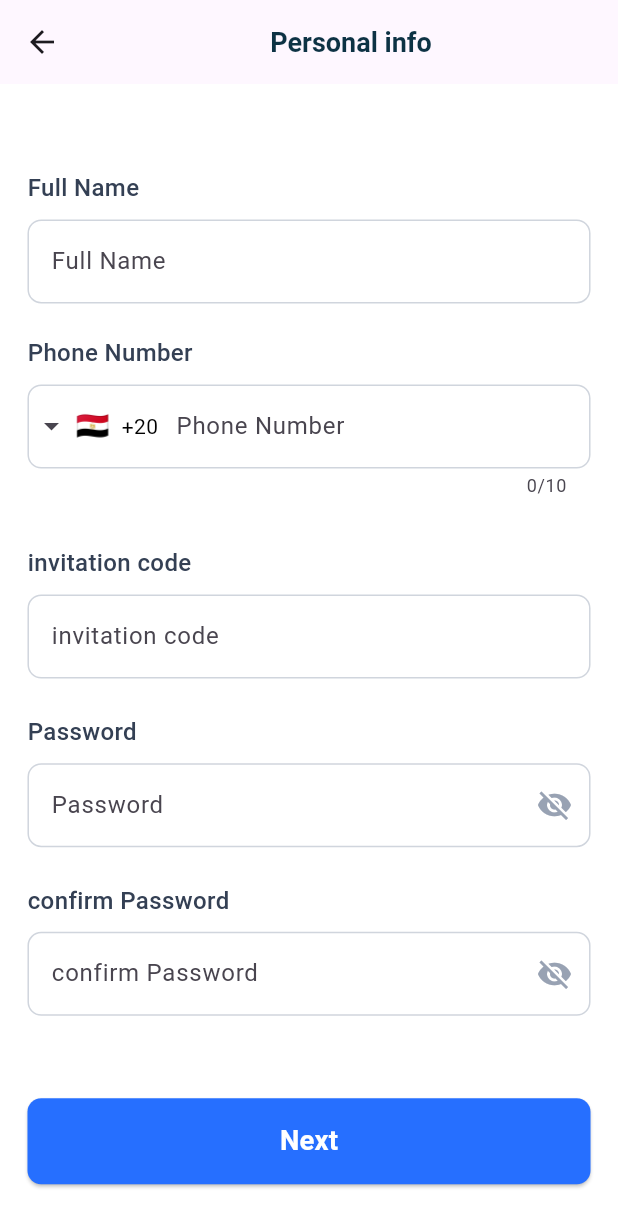
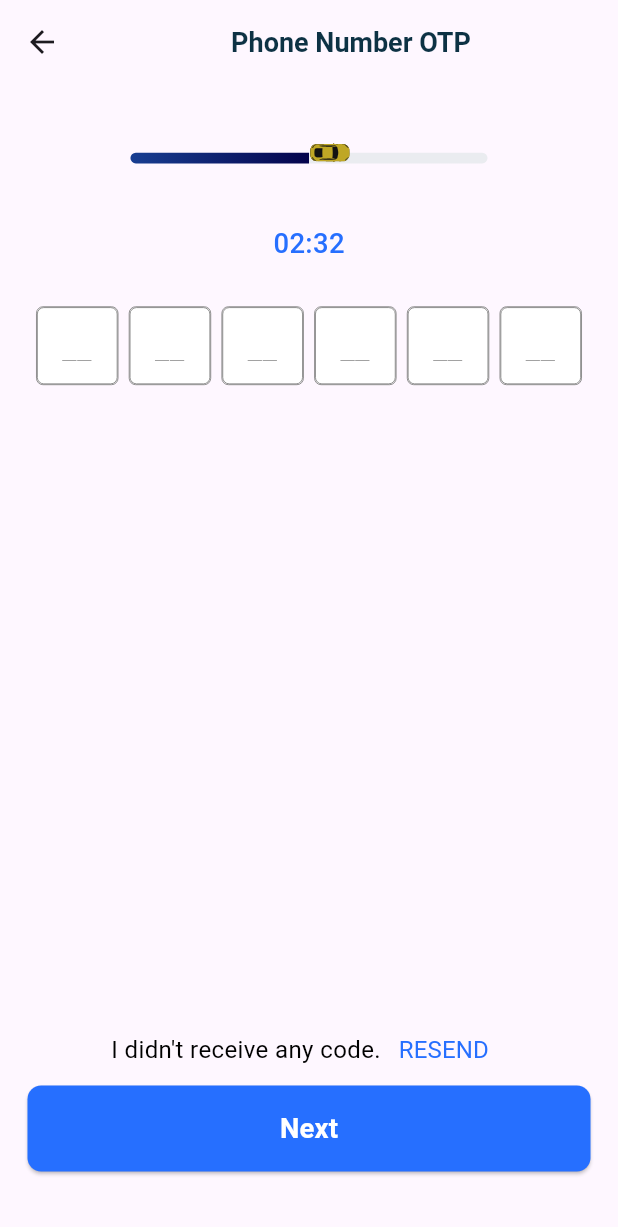
Before and after one commit to asmaaHasbo/Go-Car, a Flutter app: the SignUpScreen screen opened by its route, after a tap on "Next", on a phone screen of 412 x 824 dp. Shown: the top 1227 px of the screen. Run offline on Flutter 3.47's test engine with Material 3 defaults, Android fonts, the phone set to English and light mode, and no system bars; drawn by our look-alikes of intl_phone_field; our stand-ins replace flutter_screenutil, flutter_svg, google_fonts, shared_preferences; accounts and stored records are empty; Roboto replaces fonts that are missing (Cairo).

Commit message:
starting singUp screen💪

```diff
--- a/lib/core/routing/app_routers.dart
+++ b/lib/core/routing/app_routers.dart
@@ -1,6 +1,8 @@
 import 'package:flutter/material.dart';
 import 'package:go_car/core/routing/routes.dart';
 import 'package:go_car/features/auth/login_screen/login_screen.dart';
+import 'package:go_car/features/auth/sign_up_screen/congratulations_screen.dart';
+import 'package:go_car/features/auth/sign_up_screen/phone_number_otp.dart';
 import 'package:go_car/features/auth/sign_up_screen/sign_up_screen.dart';
 import 'package:go_car/features/home/home_screen.dart';
 import 'package:go_car/features/onboarding/onboarding_screen.dart';
@@ -20,6 +22,12 @@ class AppRouter {
       case Routes.signUp:
         return MaterialPageRoute(builder: (_) => SignUpScreen());
 
+      case Routes.phoneNumberOtp:
+        return MaterialPageRoute(builder: (_) => PhoneNumberOtp());
+
+        case Routes.congratulationsScreen:
+        return MaterialPageRoute(builder: (_) => CongratulationsScreen());
+
       default:
         // Unknown route
         return MaterialPageRoute(
--- a/lib/core/routing/routes.dart
+++ b/lib/core/routing/routes.dart
@@ -2,5 +2,8 @@ class Routes {
   static const String onboarding = '/onboarding';
   static const String login = '/login';
   static const String signUp = '/signUp';
+  static const String phoneNumberOtp = '/phoneNumberOtp';
+  static const String congratulationsScreen = '/CongratulationsScreen';
   static const String home = '/home';
+
 }
--- /dev/null
+++ b/lib/features/auth/sign_up_screen/congratulations_screen.dart
@@ -0,0 +1,45 @@
+import 'package:flutter/material.dart';
+import 'package:flutter_screenutil/flutter_screenutil.dart';
+
+class CongratulationsScreen extends StatelessWidget {
+  const CongratulationsScreen({super.key});
+
+  @override
+  Widget build(BuildContext context) {
+    return Scaffold(
+      backgroundColor: Colors.white,
+      body: Center(
+        child: Column(
+          mainAxisAlignment: MainAxisAlignment.center,
+         crossAxisAlignment: CrossAxisAlignment.center,
+          children: [
+            Image.asset(
+              'assets/images/congratulation_screen.png',
+              width: 295,
+              height: 200,
+            ),
+            SizedBox(height: 30.h,),
+            Text(
+              'Congratulations Rania Ali!!',
+              style: TextStyle(
+                fontSize: 20.sp,
+                fontWeight: FontWeight.w700,
+                color: Color(0xFF0D3244),
+              ),
+            ),
+            SizedBox(height: 10.h),
+            Text(
+              'You successfully did it and joined us ',
+              style: TextStyle(
+                fontSize: 16.sp,
+                fontWeight: FontWeight.w500,
+                color: Color(0xFF475467),
+              ),
+              textAlign: TextAlign.center,
+            ),
+          ],
+        ),
+      ),
+    );
+  }
+}
--- /dev/null
+++ b/lib/features/auth/sign_up_screen/phone_number_otp.dart
@@ -0,0 +1,267 @@
+import 'package:flutter/material.dart';
+import 'package:flutter/services.dart';
+import 'package:flutter_screenutil/flutter_screenutil.dart';
+import 'package:flutter_svg/svg.dart';
+import 'package:go_car/core/helper/navigation_extension.dart';
+import 'package:go_car/core/routing/routes.dart';
+import 'package:go_car/core/shared/custom_elevated_btn.dart';
+
+class PhoneNumberOtp extends StatefulWidget {
+  const PhoneNumberOtp({super.key});
+
+  @override
+  State<PhoneNumberOtp> createState() => _PhoneNumberOtpState();
+}
+
+class _PhoneNumberOtpState extends State<PhoneNumberOtp> {
+  final int otpLength = 6;
+  late final List<FocusNode> _focusNodes;
+  late final List<TextEditingController> _controllers;
+  late final List<bool> isFilledList;
+
+  int isFocused = -1;
+
+  @override
+  void initState() {
+    super.initState();
+
+    _focusNodes = List.generate(otpLength, (index) {
+      final node = FocusNode();
+      node.addListener(() {
+        if (node.hasFocus) {
+          setState(() {
+            isFocused = index;
+          });
+        } else {
+          setState(() {
+            isFocused = -1;
+          });
+        }
+      });
+      return node;
+    });
+
+    _controllers = List.generate(otpLength, (_) => TextEditingController());
+    isFilledList = List.generate(otpLength, (_) => false);
+  }
+
+  @override
+  void dispose() {
+    for (final node in _focusNodes) {
+      node.dispose();
+    }
+    for (final controller in _controllers) {
+      controller.dispose();
+    }
+    super.dispose();
+  }
+
+  void _onChanged(String value, int index) {
+    setState(() {
+      isFilledList[index] = value.isNotEmpty;
+    });
+
+    // لصق كود مرة واحدة
+    if (value.length > 1) {
+      final characters = value.split('');
+      for (int i = 0; i < otpLength; i++) {
+        if (i < characters.length) {
+          _controllers[i].text = characters[i];
+          isFilledList[i] = true;
+        }
+      }
+      _focusNodes[index].unfocus();
+      setState(() {
+        isFocused = -1;
+      });
+      return;
+    }
+
+    // التنقل للأمام عند إدخال رقم
+    if (value.length == 1 && index < otpLength - 1) {
+      _focusNodes[index + 1].requestFocus();
+    }
+    // الرجوع للخلف عند حذف الرقم
+    else if (value.isEmpty && index > 0) {
+      _focusNodes[index - 1].requestFocus();
+    }
+  }
+
+  @override
+  Widget build(BuildContext context) {
+    return Scaffold(
+      appBar: AppBar(
+        title: Center(
+          child: const Text(
+            'Phone Number OTP',
+            style: TextStyle(
+              color: Color(0xFF0D3244),
+              fontSize: 18,
+              fontWeight: FontWeight.w600,
+            ),
+          ),
+        ),
+      ),
+      body: Padding(
+        padding: EdgeInsets.only(top: 40.0.w, right: 16.w, left: 16.w),
+        child: Column(
+          mainAxisAlignment: MainAxisAlignment.start,
+          crossAxisAlignment: CrossAxisAlignment.center,
+          children: [
+            //---------------------  car  ---------------------
+            SizedBox(
+              height: 40.h,
+              child: Stack(
+                clipBehavior: Clip.none,
+                children: [
+                  Container(
+                    height: 6.h,
+                    width: 208.w,
+                    decoration: BoxDecoration(
+                      borderRadius: BorderRadius.circular(5),
+                      gradient: LinearGradient(
+                        colors: [
+                          Color(0xff183E91),
+                          Color(0xff04034C),
+                          // Color(0xff04034C),
+                          Color(0xFFEAECF0),
+                        ],
+                        begin: Alignment.centerLeft,
+                        end: Alignment.center,
+                        stops: const [0.0, 1.0, 1.0],
+                      ),
+                    ),
+                  ),
+                  Positioned(
+                    left: 104.w,
+                    top: -12.h,
+                    child: SvgPicture.asset('assets/svgs/car_line.svg'),
+                  ),
+                ],
+              ),
+            ),
+            Text(
+              '02:32',
+              style: TextStyle(
+                fontSize: 16.sp,
+                color: const Color(0xFF266FFF),
+                fontWeight: FontWeight.w500,
+              ),
+            ),
+
+            //---------------------  otp field ---------------------
+            SizedBox(height: 24.h),
+            Row(
+              mainAxisAlignment: MainAxisAlignment.center,
+              children: List.generate(otpLength, (index) {
+                return Container(
+                  margin: EdgeInsets.symmetric(horizontal: 3.w),
+                  width: 48.w,
+                  height: 44.h,
+                  decoration: BoxDecoration(
+                    color: Colors.white,
+                    boxShadow:
+                        isFocused == index
+                            ? [
+                              const BoxShadow(
+                                color: Color(0xffFFF8EB),
+                                blurRadius: 0,
+                                spreadRadius: 4,
+                              ),
+                            ]
+                            : [],
+                    borderRadius: BorderRadius.circular(4.r),
+                    border: Border.all(
+                      color:
+                          isFocused == index
+                              ? const Color(0xffFEFBDA)
+                              : const Color(0xff7F7F7F),
+                      width: isFocused == index ? 1.w : 0.5.w,
+                    ),
+                  ),
+                  child: TextFormField(
+                    controller: _controllers[index],
+                    focusNode: _focusNodes[index],
+                    keyboardType: TextInputType.number,
+                    textAlign: TextAlign.center,
+                    maxLength: 1,
+                    style: TextStyle(
+                      fontSize: 24.sp,
+                      color: Colors.black,
+                      fontWeight: FontWeight.w400,
+                    ),
+                    inputFormatters: [FilteringTextInputFormatter.digitsOnly],
+                    decoration: InputDecoration(
+                      hintText: "__",
+                      hintStyle: TextStyle(
+                        wordSpacing: 0,
+                        fontWeight: FontWeight.w100,
+                        fontSize: 20.sp,
+                        color: const Color(0xff9D9D9D),
+                      ),
+                      counterText: '',
+                      focusedBorder: OutlineInputBorder(
+                        borderRadius: BorderRadius.circular(4.r),
+                        borderSide: BorderSide(
+                          color: const Color(0xffFFF8EB),
+                          width: 1.w,
+                        ),
+                      ),
+                      enabledBorder: OutlineInputBorder(
+                        borderRadius: BorderRadius.circular(4.r),
+                        borderSide: BorderSide(
+                          color:
+                              isFilledList[index]
+                                  ? const Color(0xff121212)
+                                  : const Color(0xff7F7F7F),
+                          width: isFilledList[index] ? 1.w : 0.5.w,
+                        ),
+                      ),
+                    ),
+                    onChanged: (value) => _onChanged(value, index),
+                  ),
+                );
+              }),
+            ),
+
+            //---------------------  next button ---------------------
+            Spacer(flex: 1),
+            Row(
+              mainAxisAlignment: MainAxisAlignment.center,
+              children: [
+                Text(
+                  'I didn\'t receive any code.',
+                  style: TextStyle(
+                    fontSize: 14.sp,
+                    fontWeight: FontWeight.w400,
+                    color: Colors.black,
+                  ),
+                ),
+                TextButton(
+                  onPressed: () {
+                    // Navigate to sign up screen
+                  },
+                  child: Text(
+                    'RESEND',
+                    style: TextStyle(
+                      fontSize: 14.sp,
+                      fontWeight: FontWeight.w400,
+                      color: const Color(0xFF266FFF),
+                    ),
+                  ),
+                ),
+              ],
+            ),
+            CustomElevatedBtn(
+              onPressed: () {
+                context.pushNamed(Routes.congratulationsScreen);
+              },
+              btnName: 'Next',
+            ),
+            SizedBox(height: 36.h),
+          ],
+        ),
+      ),
+    );
+  }
+}
--- a/lib/features/auth/sign_up_screen/sign_up_screen.dart
+++ b/lib/features/auth/sign_up_screen/sign_up_screen.dart
@@ -1,5 +1,8 @@
 import 'package:flutter/material.dart';
 import 'package:flutter_screenutil/flutter_screenutil.dart';
+import 'package:flutter_svg/svg.dart';
+import 'package:go_car/core/helper/navigation_extension.dart';
+import 'package:go_car/core/routing/routes.dart';
 import 'package:go_car/core/shared/custom_elevated_btn.dart';
 import 'package:go_car/core/shared/custom_text_field.dart';
 import 'package:intl_phone_field/country_picker_dialog.dart';
@@ -30,6 +33,7 @@ class _SignUpScreenState extends State<SignUpScreen> {
     return SafeArea(
       child: Scaffold(
         appBar: AppBar(
+          backgroundColor: Colors.white,
           title: Center(
             child: const Text(
               'Personal info',
@@ -48,6 +52,29 @@ class _SignUpScreenState extends State<SignUpScreen> {
               padding: EdgeInsets.only(top: 40.0.w, right: 16.w, left: 16.w),
               child: Column(
                 children: [
+                  //---------------------  car  ---------------------
+                  SizedBox(
+                    height: 40.h,
+                    child: Stack(
+                      clipBehavior: Clip.none,
+                      children: [
+                        Container(
+                          height: 6.h,
+                          width: 208.w,
+                          decoration: BoxDecoration(
+                            borderRadius: BorderRadius.circular(5),
+                            color: Color(0xFFEAECF0),
+                          ),
+                        ),
+                        Positioned(
+                          left: 0,
+                          top: -12.h,
+                          child: SvgPicture.asset('assets/svgs/car_line.svg'),
+                        ),
+                      ],
+                    ),
+                  ),
+
                   //---------------------  full name field ---------------------
                   CustomTextField(
                     controller: nameController,
@@ -165,10 +192,12 @@ class _SignUpScreenState extends State<SignUpScreen> {
                   SizedBox(height: 36.h),
                   CustomElevatedBtn(
                     onPressed: () {
-                      // Handle sign up logic here
+                      context.pushNamed(Routes.phoneNumberOtp);
                     },
                     btnName: 'Next',
                   ),
+
+                  SizedBox(height: 36.h),
                 ],
               ),
             ),
--- a/lib/main.dart
+++ b/lib/main.dart
@@ -22,7 +22,7 @@ class MyApp extends StatelessWidget {
         theme: ThemeData(
           textTheme: GoogleFonts.cairoTextTheme(),
         ),
-        initialRoute: Routes.login,
+        initialRoute: Routes.onboarding,
         onGenerateRoute: AppRouter().generateRoute,
       ),
     );
```
Also changed, not shown: assets/images/congratulation_screen.png (added), assets/svgs/car_line.svg (added).
